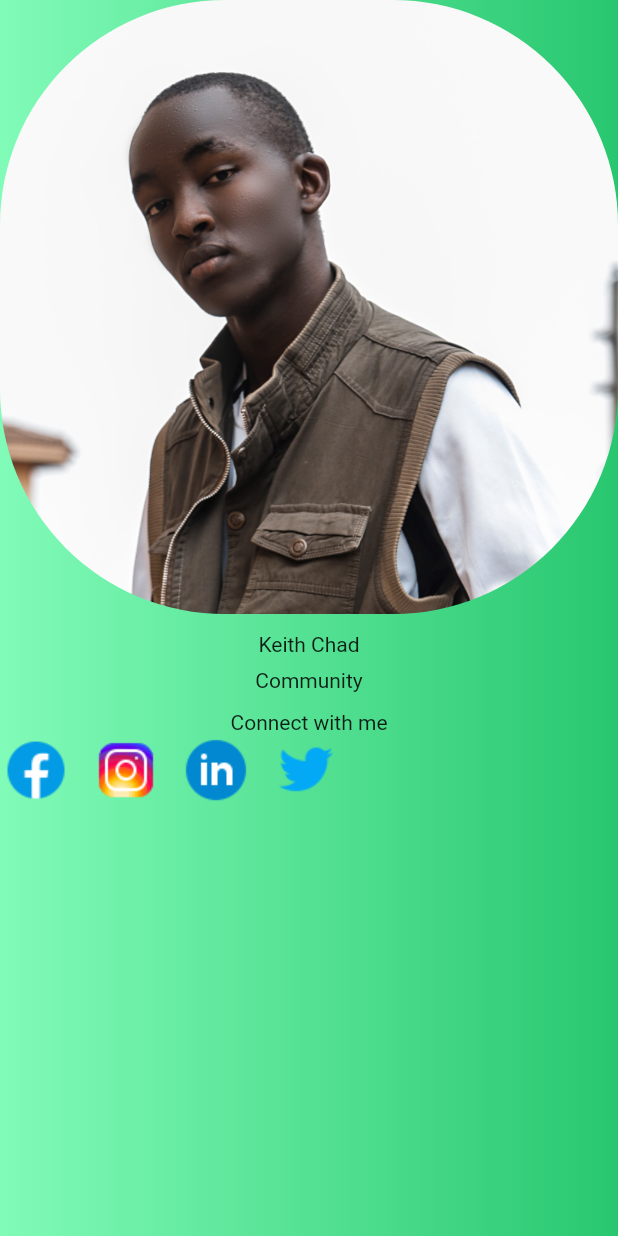
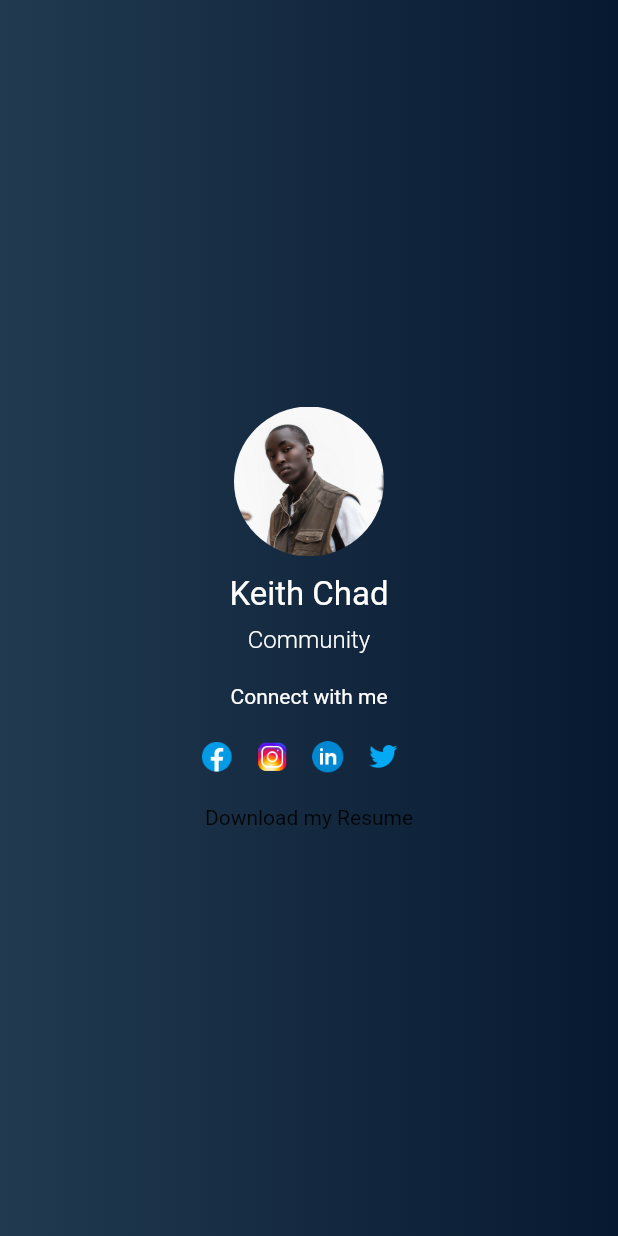
Before and after one commit to keithchad/Portfolio-Web---Flutter, a Flutter app: the screen it shows after launch, on a phone screen of 412 x 824 dp. Run offline on Flutter 3.47's test engine with Material 2 defaults, Android fonts, the phone set to English and light mode, and no system bars; statements that could not run were skipped.

Commit message:
Adding styles

```diff
--- a/lib/pages/home.dart
+++ b/lib/pages/home.dart
@@ -1,42 +1,100 @@
 import 'package:flutter/material.dart';
 
-class HomePage extends StatelessWidget {
+class HomePage extends StatefulWidget {
+  @override
+  _HomePageState createState() => _HomePageState();
+}
+
+class _HomePageState extends State<HomePage> {
+  // launchUrl(String url) async {
+  //
+  //   if (await canLaunch(url)) {
+  //     await launch(url);
+  //   } else {
+  //     throw 'Could not launch $url';
+  //   }
+  // }
+
   @override
   Widget build(BuildContext context) {
     return Scaffold(
-          body: Container(
+      body: Container(
+        alignment: Alignment.center,
         decoration: BoxDecoration(
-          gradient: LinearGradient(
-            colors: [
-              Color(0xFF81FBB8),
-              Color(0xFF28C76F)
-            ]
-          ),
+          gradient:
+              LinearGradient(colors: [Color(0xFF213A50), Color(0xFF071930)]),
         ),
         child: Column(
+          mainAxisAlignment: MainAxisAlignment.center,
           children: [
             ClipRRect(
-              borderRadius: BorderRadius.all(Radius.circular(150.0)),
-              child: Image.asset("assets/chad.jpg")),
+                borderRadius: BorderRadius.all(Radius.circular(80.0)),
+                child: Image.asset(
+                  "assets/chad.jpg",
+                  height: 100.0,
+                  width: 100.0,
+                )),
             SizedBox(height: 12.0),
-            Text("Keith Chad"),
+            Text(
+              "Keith Chad",
+              style: TextStyle(
+                  color: Colors.white,
+                  fontSize: 22.0,
+                  fontWeight: FontWeight.w400),
+            ),
             SizedBox(height: 8.0),
-            Text("Community"),
-            SizedBox(height: 12.0),
-            Text("Connect with me"),
+            Container(
+              padding: EdgeInsets.symmetric(horizontal: 50.0),
+              child: Text(
+                "Community",
+                textAlign: TextAlign.center,
+                style: TextStyle(
+                    fontSize: 16.0,
+                    color: Colors.white,
+                    fontWeight: FontWeight.w300),
+              ),
+            ),
+            SizedBox(height: 20.0),
+            Text(
+              "Connect with me",
+              style: TextStyle(color: Colors.white, fontSize: 14.0),
+            ),
+            SizedBox(height: 20.0),
             Row(
+              mainAxisAlignment: MainAxisAlignment.center,
+              // url_launcher: ^5.4.1
               children: [
-                Image.asset("assets/facebook.png"),
+                GestureDetector(
+                    onTap: () {
+
+                    },
+                  child: Image.asset("assets/facebook.png", width: 25.0, height: 25.0)),
                 SizedBox(width: 12.0),
-                Image.asset("assets/instagram.png"),
+                GestureDetector(
+                  onTap: () {
+
+                    },
+                  child: Image.asset("assets/instagram.png", width: 25.0, height: 25.0)),
                 SizedBox(width: 12.0),
-                Image.asset("assets/linkedin.png"),
+                GestureDetector(
+                  onTap: () {
+
+                    },
+                  child: Image.asset("assets/linkedin.png", width: 25.0, height: 25.0)),
                 SizedBox(width: 12.0),
-                Image.asset("assets/twitter.png"),
+                GestureDetector(
+                  onTap: () {
+
+                    },
+                  child: Image.asset("assets/twitter.png", width: 25.0, height: 25.0)),
                 SizedBox(width: 12.0)
               ],
             ),
-            SizedBox(height: 20.0)
+            SizedBox(height: 20.0),
+            Container(
+              padding: ,
+              child: Text("Download my Resume"),
+            )
           ],
         ),
       ),
```
